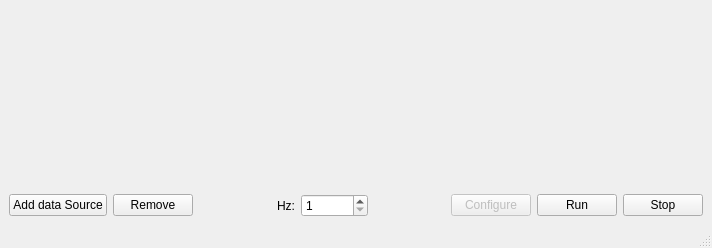
First picture: the form in examples/simulator/simulatormainwindow.ui, repository eugesh/GraphPlugin, before the edit.
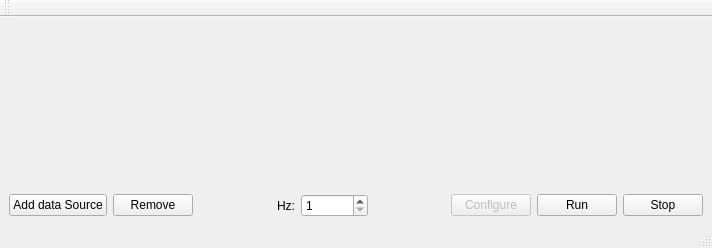
Second picture: the form after the edit.

Commit message: Simulator main window: add toolbar area

```diff
--- a/examples/simulator/simulatormainwindow.ui
+++ b/examples/simulator/simulatormainwindow.ui
@@ -120,6 +120,17 @@
    </property>
   </widget>
   <widget class="QStatusBar" name="statusbar"/>
+  <widget class="QToolBar" name="toolBar">
+   <property name="windowTitle">
+    <string>toolBar</string>
+   </property>
+   <attribute name="toolBarArea">
+    <enum>TopToolBarArea</enum>
+   </attribute>
+   <attribute name="toolBarBreak">
+    <bool>false</bool>
+   </attribute>
+  </widget>
  </widget>
  <resources/>
  <connections/>
```
Left out of the diff: 2 changed lines with no effect on the pictures.
